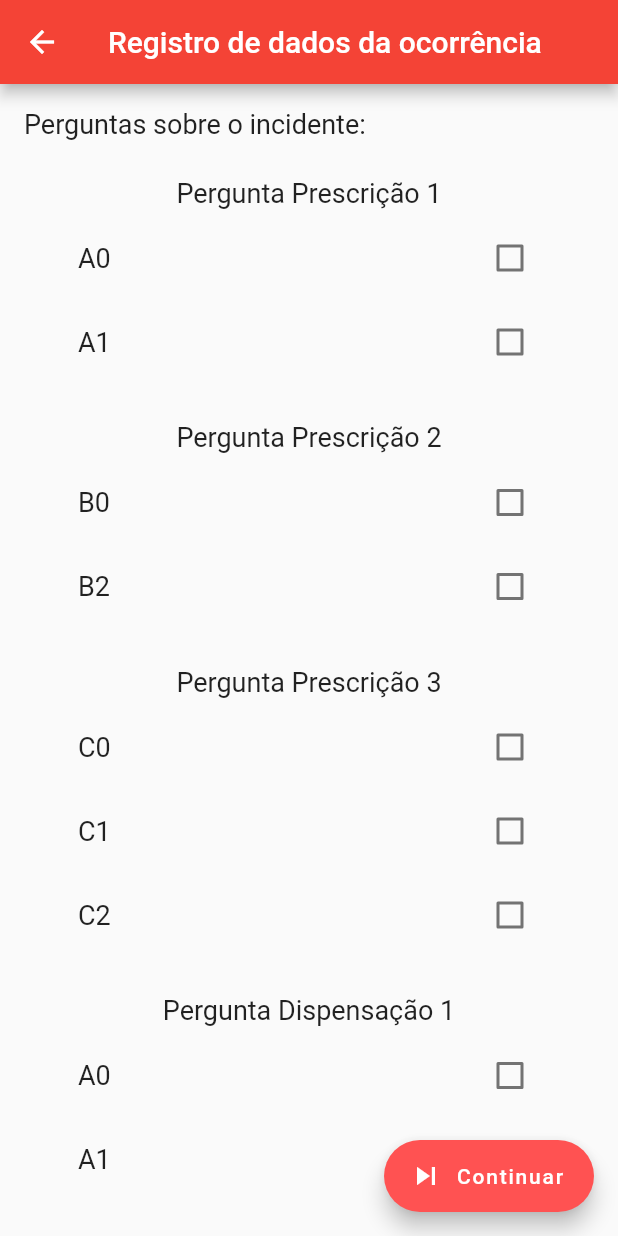
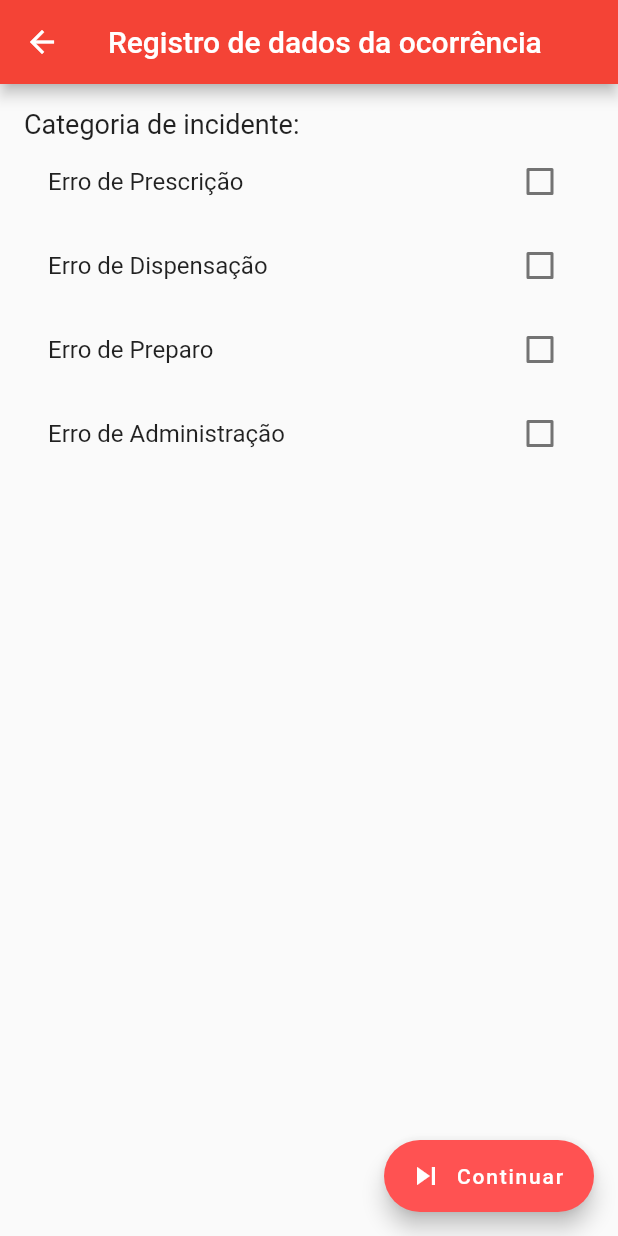
Before and after one commit to eullerm/NotiSAMU, a Flutter app: the Categoria screen opened directly with empty values, on a phone screen of 412 x 824 dp. Run offline on Flutter 3.47's test engine with Material 2 defaults, Android fonts, the phone set to English and light mode, and no system bars; our stand-ins replace cloud_firestore; missing offline and left inert: appcenter, appcenter_analytics, appcenter_crashes; accounts and stored records are empty.

Commit message:
Revert "Mudanças no map de incidente"
This reverts commit 2e75ad427183502ed268118d23a5d7f3ef145bd7.

```diff
--- a/notisamu/lib/screens/Relator/Registro/categoriaIncidente.dart
+++ b/notisamu/lib/screens/Relator/Registro/categoriaIncidente.dart
@@ -10,19 +10,35 @@ class Categoria extends StatefulWidget {
 }
 
 class _CategoriaState extends State<Categoria> {
-  final Map<String, Map<String, bool>> _mapQuestionsAnswers = {
+  final Map<String, bool> _categorias = {
+    'Erro de Prescrição': false,
+    'Erro de Dispensação': false,
+    'Erro de Preparo': false,
+    'Erro de Administração': false,
+  };
+
+  final Map<String, Map<String, Map<String, bool>>>
+      _categoriasMapPerguntasRespostas = {
+    'Erro de Prescrição': {
       'Pergunta Prescrição 1': {'A0': false, 'A1': false},
       'Pergunta Prescrição 2': {'B0': false, 'B2': false},
       'Pergunta Prescrição 3': {'C0': false, 'C1': false, 'C2': false},
+    },
+    'Erro de Dispensação': {
       'Pergunta Dispensação 1': {'A0': false, 'A1': false, 'A2': false},
       'Pergunta Dispensação 2': {'B1': false, 'B2': false},
       'Pergunta Dispensação 3': {'C0': false, 'C2': false},
+    },
+    'Erro de Preparo': {
       'Pergunta Preparo 1': {'A0': false, 'A2': false},
       'Pergunta Preparo 2': {'B0': false, 'B2': false},
       'Pergunta Preparo 3': {'C0': false, 'C1': false},
+    },
+    'Erro de Administração': {
       'Pergunta Administração 1': {'A0': false, 'A1': false, 'A2': false},
       'Pergunta Administração 2': {'B0': false, 'B1': false, 'B2': false},
       'Pergunta Administração 3': {'C0': false, 'C1': false, 'C2': false},
+    },
   };
 
   @override
@@ -44,33 +60,64 @@ class _CategoriaState extends State<Categoria> {
         child: ListView(
           padding: EdgeInsets.all(16),
           children: <Widget>[
-            _question(),
+            _categoriaIncidente(),
           ],
         ),
       ),
     );
   }
 
-  _question() {
+  _categoriaIncidente() {
     return Column(
       crossAxisAlignment: CrossAxisAlignment.start,
       children: <Widget>[
         Text(
-          'Perguntas sobre o incidente:',
+          'Categoria de incidente:',
           textAlign: TextAlign.left,
           style: TextStyle(
             fontSize: 18,
           ),
         ),
-        SizedBox(
-          height: 20,
-        ),
-        _questionsToList(_mapQuestionsAnswers),
+        _checkBoxButton("Erro de Prescrição",
+            _categoriasMapPerguntasRespostas["Erro de Prescrição"]),
+        _checkBoxButton("Erro de Dispensação",
+            _categoriasMapPerguntasRespostas["Erro de Dispensação"]),
+        _checkBoxButton("Erro de Preparo",
+            _categoriasMapPerguntasRespostas["Erro de Preparo"]),
+        _checkBoxButton("Erro de Administração",
+            _categoriasMapPerguntasRespostas["Erro de Administração"]),
       ],
     );
   }
 
-  _questionsToList(map) {
+  _checkBoxButton(key, perguntas) {
+    return Column(
+      children: <Widget>[
+        CheckboxListTile(
+          title: Text(key),
+          value: _categorias[key],
+          onChanged: (bool value) {
+            setState(
+              () {
+                _categorias[key] = value;
+              },
+            );
+          },
+        ),
+        _validaPerguntas(key, perguntas),
+      ],
+    );
+  }
+
+  _validaPerguntas(key, perguntas) {
+    return _categorias[key] == true
+        ? _perguntas(perguntas)
+        : SingleChildScrollView(
+            child: Container(),
+          );
+  }
+
+  _perguntas(map) {
     return Column(
       children: map.keys
           .toList()
@@ -80,7 +127,7 @@ class _CategoriaState extends State<Categoria> {
                 SizedBox(
                   height: 5,
                 ),
-                _text(string),
+                _texto(string),
                 SizedBox(
                   height: 5,
                 ),
@@ -95,12 +142,12 @@ class _CategoriaState extends State<Categoria> {
     );
   }
 
-  _text(perguntas) {
+  _texto(perguntas) {
     return Text(
       perguntas,
       textAlign: TextAlign.left,
       style: TextStyle(
-        fontSize: 18,
+        fontSize: 15,
       ),
     );
   }
@@ -116,7 +163,7 @@ class _CategoriaState extends State<Categoria> {
             .keys
             .map<Widget>(
               (String key) => CheckboxListTile(
-                title: _text(key),
+                title: _texto(key),
                 value: erros[i][key],
                 onChanged: (bool value) {
                   setState(() {
@@ -134,11 +181,25 @@ class _CategoriaState extends State<Categoria> {
   _buttonNext() {
     return FloatingActionButton.extended(
       onPressed: () {
-        _mapQuestionsAnswers.forEach((question, listAnswer) {
-          for (var answer in listAnswer.keys) {
-            if (listAnswer[
-                answer]) //Se a boleana da resposta for true coloca a resposta na notificação
-              this.widget.notificacao.setAnswer(question, answer);
+        _categorias.forEach((k, v) {
+          if (v == true) {
+            debugPrint(k);
+            this.widget.notificacao.setIncident(k);
+            _categoriasMapPerguntasRespostas.forEach((key, listPerguntas) {
+              if (key == k) {
+                for (var pergunta in listPerguntas.keys.toList()) {
+                  for (var resposta in listPerguntas[pergunta].keys) {
+                    debugPrint(resposta);
+                    if (listPerguntas[pergunta][
+                        resposta]) //Se a boleana da resposta for true coloca a resposta na notificação
+                      this
+                          .widget
+                          .notificacao
+                          .setAnswer(pergunta, resposta);
+                  }
+                }
+              }
+            });
           }
         });
         Navigator.of(context).push(MaterialPageRoute(
```
Also changed, not shown: notisamu/lib/screens/Relator/Envio/sucesso.dart (+16 -50 lines), 1 other file. Lines whose indentation alone changed are shown as unchanged.
